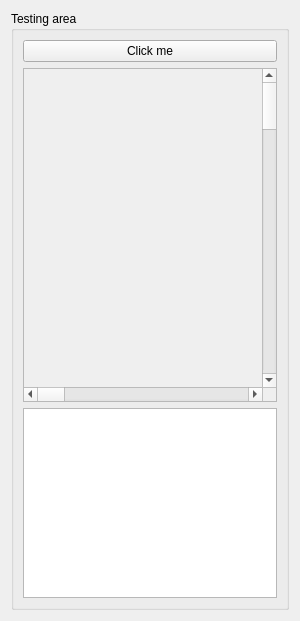
Above: testarea.ui from KDE/plasma-desktop before the change. Below: the same form after it.
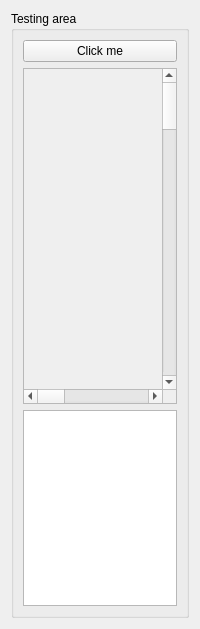
That is the form after the change. Custom widgets are drawn as their Qt base class.

The edit to the form file:
```diff
--- a/testarea.ui
+++ b/testarea.ui
@@ -6,21 +6,9 @@
    <rect>
     <x>0</x>
     <y>0</y>
-    <width>300</width>
-    <height>621</height>
-   </rect>
-  </property>
-  <property name="minimumSize">
-   <size>
     <width>200</width>
-    <height>0</height>
-   </size>
-  </property>
-  <property name="maximumSize">
-   <size>
-    <width>300</width>
-    <height>16777215</height>
-   </size>
+    <height>629</height>
+   </rect>
   </property>
   <property name="mouseTracking">
    <bool>true</bool>
```
